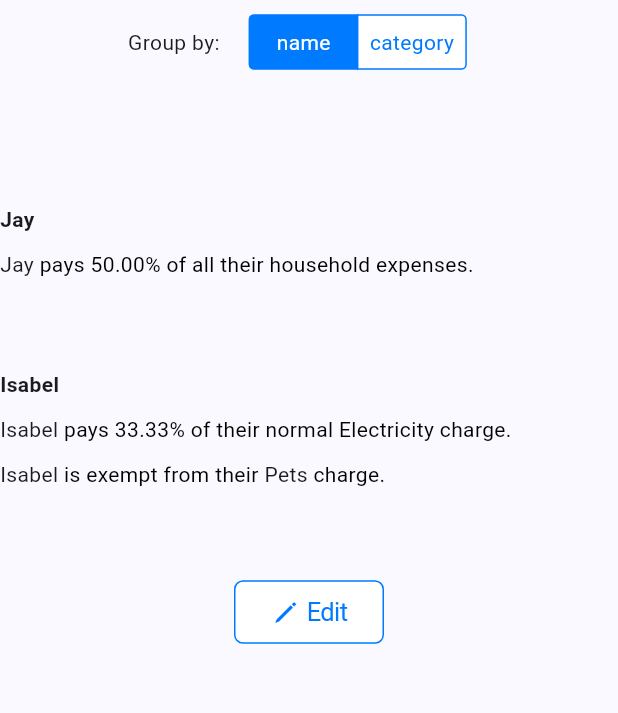
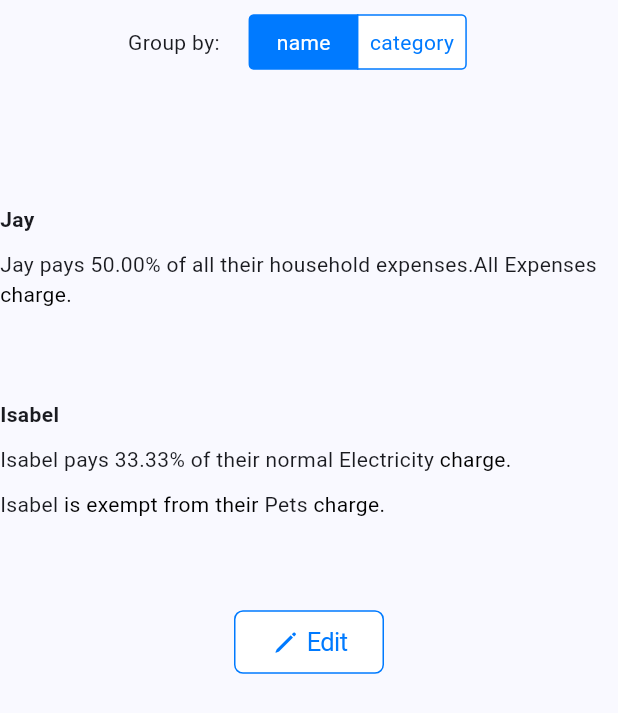
Before and after one commit to JoelSmith123/household_expenses_splitter, a Flutter app: what exceptionsScreen() shows on an empty page, opened directly, on a phone screen of 412 x 824 dp. Shown: the top 713 px of the screen. Run offline on Flutter 3.47's test engine with Material 3 defaults, Android fonts, the phone set to English and light mode, and no system bars.

Commit message:
Add category editing to more scenarios

```diff
--- a/lib/exceptions_screen.dart
+++ b/lib/exceptions_screen.dart
@@ -86,14 +86,32 @@ Widget exceptionsScreen() {
                                               .toList(),
                                           'name')
                                       : TextSpan(text: exception['name']),
-                                  TextSpan(
-                                    style: const TextStyle(
-                                        color: CupertinoColors.black),
-                                    text: exception['category'] ==
-                                            'All Expenses'
-                                        ? ' pays ${exception['percent'].toStringAsFixed(2)}% of all their household expenses.'
-                                        : ' pays ${exception['percent'].toStringAsFixed(2)}% of their normal ${exception['category']} charge.',
-                                  ),
+                                  TextSpan(children: [
+                                    exception['category'] == 'All Expenses'
+                                        // TO-DO: handle All Expenses scenario to be editable like other categories
+                                        ? TextSpan(
+                                            text:
+                                                ' pays ${exception['percent'].toStringAsFixed(2)}% of all their household expenses.')
+                                        : TextSpan(
+                                            text:
+                                                ' pays ${exception['percent'].toStringAsFixed(2)}% of their normal '),
+                                    appState.exceptionsEditMode
+                                        ?
+                                        // the inline link for category dropdown
+                                        exceptionsCategoryDropdown(
+                                            appState,
+                                            context,
+                                            exception,
+                                            appState.exceptionSets
+                                                .categoriesWithExceptions
+                                                .toList(),
+                                            'category')
+                                        : TextSpan(text: exception['category']),
+                                    const TextSpan(
+                                        style: TextStyle(
+                                            color: CupertinoColors.black),
+                                        text: ' charge.'),
+                                  ]),
                                 ],
                               ),
                             ),
```
